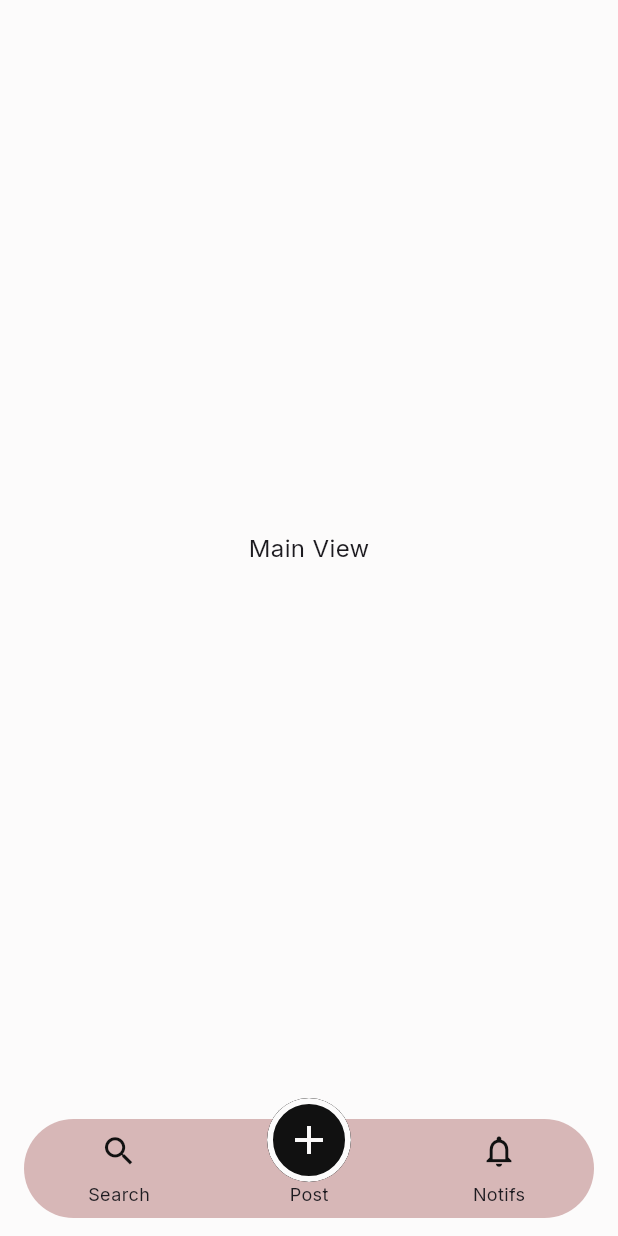
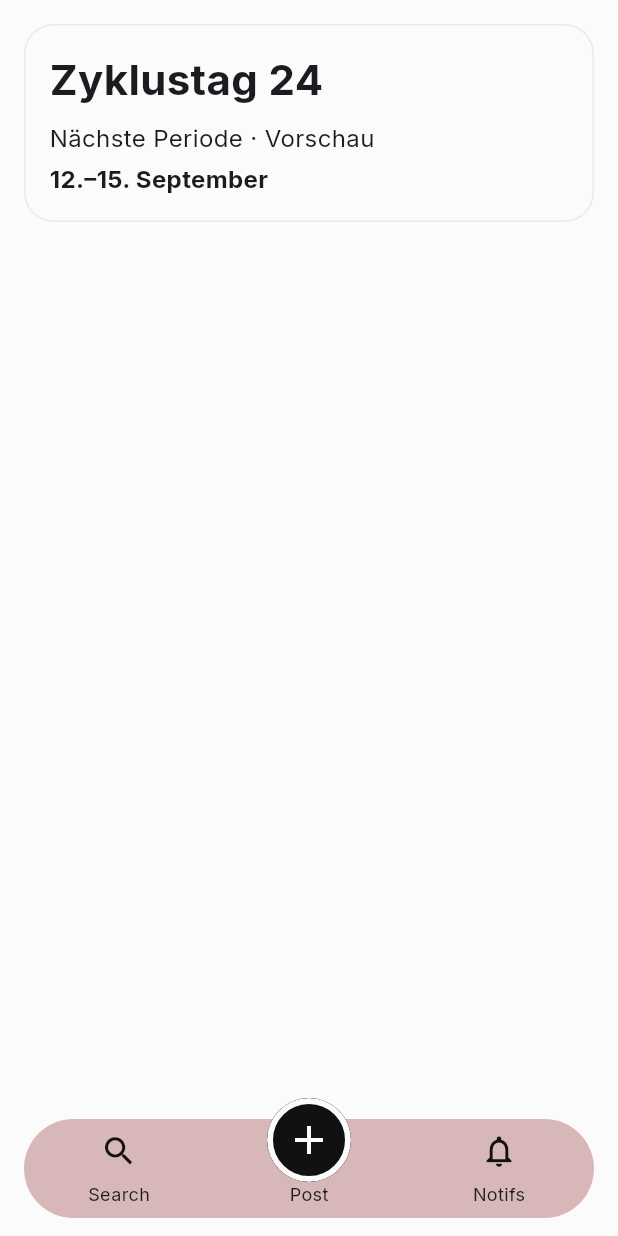
Before and after one commit to NasaboyZ/Regelm-ssig, a Flutter app: the screen it shows after launch, on a phone screen of 412 x 824 dp. Run offline on Flutter 3.47's test engine with Material 3 defaults, Android fonts, the phone set to English and light mode, and no system bars; our stand-ins replace google_fonts.

Commit message:
S0-3:Chore:implemented Card Components

```diff
--- a/lib/views/main_view.dart
+++ b/lib/views/main_view.dart
@@ -1,5 +1,6 @@
 import 'package:flutter/material.dart';
 
+import '../widgets/app_card.dart';
 import '../widgets/bottom_navigation_bar.dart';
 import '../theme/app_colors.dart';
 
@@ -16,11 +17,35 @@ class _MainViewState extends State<MainView> {
   @override
   Widget build(BuildContext context) {
     return Scaffold(
-      body: Center(child: Text('Main View', style: AppTypography.body)),
+      body: SafeArea(
+        child: ListView(
+          padding: const EdgeInsets.all(16),
+          children: [
+            AppCard(
+              child: Column(
+                crossAxisAlignment: CrossAxisAlignment.start,
+                children: [
+                  Text('Zyklustag 24', style: AppTypography.title),
+                  const SizedBox(height: 8),
+                  Text('Nächste Periode · Vorschau', style: AppTypography.body),
+                  const SizedBox(height: 4),
+                  Text(
+                    '12.–15. September',
+                    style: AppTypography.body.copyWith(
+                      fontWeight: FontWeight.w700,
+                    ),
+                  ),
+                ],
+              ),
+            ),
+          ],
+        ),
+      ),
       bottomNavigationBar: AppBottomNavigationBar(
         selectedIndex: _selectedIndex,
         onItemSelected: (index) {
           if (index == _selectedIndex) return;
+          if (!mounted) return;
           setState(() => _selectedIndex = index);
         },
       ),
--- /dev/null
+++ b/lib/widgets/app_card.dart
@@ -0,0 +1,72 @@
+import 'package:flutter/material.dart';
+
+import '../theme/app_colors.dart';
+
+enum AppCardVariant {
+  /// Große Inhaltsbereiche, etwa Zyklus oder Auswertungen.
+  standard,
+
+  /// Kleine Karten, etwa Temperatur oder Gewicht.
+  compact,
+
+  /// Farbige Kacheln, etwa Symptome oder Stimmung.
+  tinted,
+}
+
+class AppCard extends StatelessWidget {
+  const AppCard({
+    super.key,
+    required this.child,
+    this.variant = AppCardVariant.standard,
+    this.padding,
+    this.color,
+    this.borderRadius,
+    this.border,
+  });
+
+  final Widget child;
+  final AppCardVariant variant;
+
+  /// Optionale Anpassungen haben Vorrang vor den Vorgaben der Variante.
+  final EdgeInsetsGeometry? padding;
+  final Color? color;
+  final BorderRadiusGeometry? borderRadius;
+
+  /// Mit Border.all(style: BorderStyle.none) die Umrandung entfernen.
+  final BoxBorder? border;
+
+  @override
+  Widget build(BuildContext context) {
+    final isTinted = variant == AppCardVariant.tinted;
+    final defaultPadding = switch (variant) {
+      AppCardVariant.standard => const EdgeInsets.all(16),
+      AppCardVariant.compact => const EdgeInsets.all(12),
+      AppCardVariant.tinted => const EdgeInsets.symmetric(
+        horizontal: 12,
+        vertical: 14,
+      ),
+    };
+
+    return Container(
+      padding: padding ?? defaultPadding,
+      decoration: BoxDecoration(
+        color:
+            color ??
+            (isTinted
+                ? AppColors.pluto.withValues(alpha: 0.45)
+                : AppColors.backgroundColor),
+        borderRadius:
+            borderRadius ??
+            BorderRadius.circular(variant == AppCardVariant.standard ? 20 : 16),
+        border:
+            border ??
+            (isTinted
+                ? null
+                : Border.all(
+                    color: AppColors.fontColor.withValues(alpha: 0.08),
+                  )),
+      ),
+      child: child,
+    );
+  }
+}
```
Also changed, not shown: assets/FraumitTelefon.png (added), assets/pflanzen.png (added), assets/screens/homescreen.png (added), assets/screens/onboardingscreen1.png (added), assets/screens/splashscreen_afterstart.png (added), assets/screens/splashscreen_start.png (added), 1 other file.
